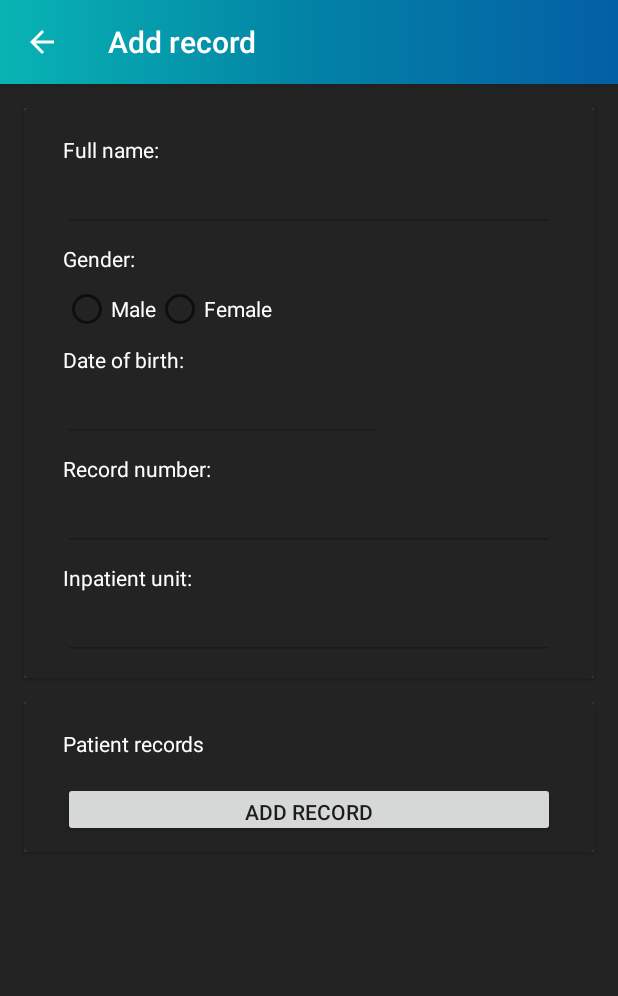
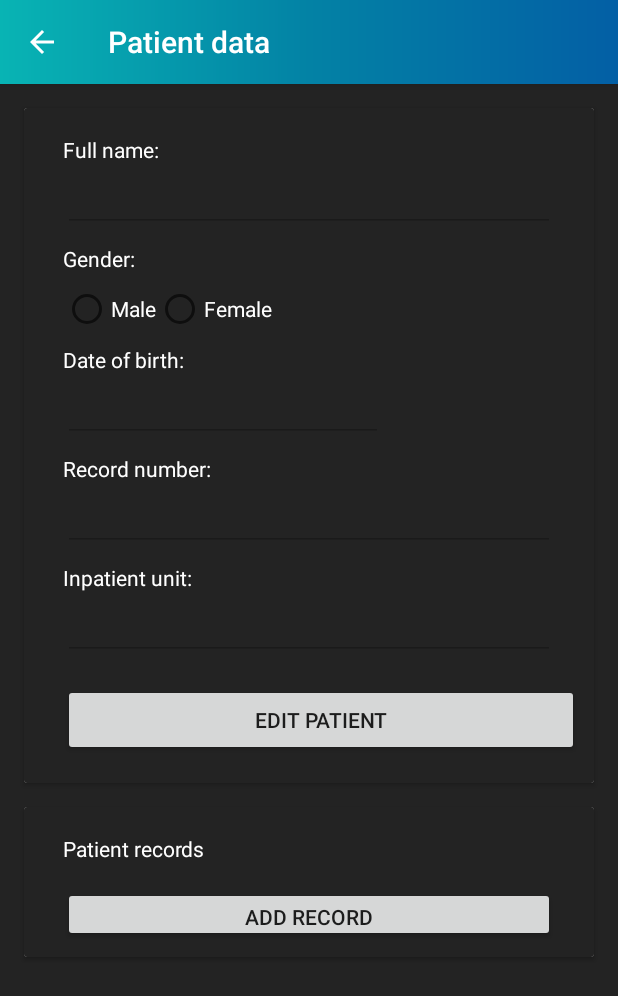
Before and after one commit to audreybenetti/Cogitare, an Android app: the VerPacienteActivity screen opened directly, with no data from a screen before it, on a phone screen of 412 x 824 dp. Shown: the top 996 px of the screen. Run offline under Robolectric (Android 15) with nearby library versions, the phone set to English and light mode, and no system bars; 1 statement that could not run was skipped.

Commit message:
Adiciona avaliação.

```diff
--- a/app/src/main/AndroidManifest.xml
+++ b/app/src/main/AndroidManifest.xml
@@ -15,7 +15,10 @@
             android:name=".ConfiguracoesActivity"
             android:exported="false" />
         <activity
-            android:name=".AdicionarRegistroActivity"
+            android:name=".VerPacienteActivity"
+            android:exported="false" />
+        <activity
+            android:name=".AdicionarAvaliacaoActivity"
             android:exported="false" />
         <activity
             android:name=".CadastrarPacienteActivity"
--- a/app/src/main/java/br/com/cogitare/ListarPacientesActivity.java
+++ b/app/src/main/java/br/com/cogitare/ListarPacientesActivity.java
@@ -47,7 +47,7 @@ public class ListarPacientesActivity extends AppCompatActivity {
 
         listViewPacientes.setOnItemClickListener((parent, view, position, id) -> {
             Paciente pacientes = (Paciente) parent.getItemAtPosition(position);
-            CadastrarPacienteActivity.editarPaciente(ListarPacientesActivity.this,
+            VerPacienteActivity.verPaciente(ListarPacientesActivity.this,
                     pacientes);
         });
 
@@ -117,7 +117,7 @@ public class ListarPacientesActivity extends AppCompatActivity {
                 excluirPaciente(paciente);
                 return true;
             case R.id.menuItemRegistro:
-                AdicionarRegistroActivity.adicionarRegistro(this,
+                VerPacienteActivity.verPaciente(this,
                         paciente);
                 return true;
             default:
--- a/app/src/main/java/br/com/cogitare/AdicionarRegistroActivity.java
+++ b/app/src/main/java/br/com/cogitare/VerPacienteActivity.java
@@ -1,43 +1,42 @@
 package br.com.cogitare;
 
 import android.app.Activity;
-import android.app.DatePickerDialog;
 import android.content.Intent;
 import android.os.Bundle;
 import android.support.v7.app.ActionBar;
 import android.support.v7.app.AppCompatActivity;
-import android.view.MenuItem;
-import android.widget.CheckBox;
+import android.view.View;
+import android.widget.Button;
 import android.widget.EditText;
 import android.widget.RadioGroup;
-import android.widget.Spinner;
-
-import java.util.Calendar;
 
 import br.com.cogitare.model.GeneroEnum;
 import br.com.cogitare.model.Paciente;
 import br.com.cogitare.persistence.PacientesDatabase;
 import br.com.cogitare.utils.UtilsDate;
 
-public class AdicionarRegistroActivity extends AppCompatActivity{
+public class VerPacienteActivity extends AppCompatActivity{
 
     public static final String ID      = "ID";
 
     private RadioGroup radioGroupGeneros;
     private EditText editNome, editData, editProntuario, editUnidade;
+    private Button buttonPaciente, buttonRegistro;
     private Paciente paciente;
 
     @Override
     protected void onCreate(Bundle savedInstanceState) {
         super.onCreate(savedInstanceState);
-        setContentView(R.layout.acitivity_adicionar_registro);
-        setTitle("Add record");
+        setContentView(R.layout.activity_ver_paciente);
+        setTitle("Patient data");
 
         radioGroupGeneros = findViewById(R.id.groupGeneros);
         editNome = findViewById(R.id.edit_nome);
         editProntuario = findViewById(R.id.edit_prontuario);
         editUnidade = findViewById(R.id.edit_unidade_internacao);
         editData = findViewById(R.id.edit_data);
+        buttonPaciente = findViewById(R.id.buttonEditPatient);
+        buttonRegistro = findViewById(R.id.buttonAddRegistro);
 
         Intent intent = getIntent();
         Bundle bundle = intent.getExtras();
@@ -46,8 +45,8 @@ public class AdicionarRegistroActivity extends AppCompatActivity{
         configuraBottomUp();
     }
 
-    public static void adicionarRegistro(AppCompatActivity activity, Paciente paciente) {
-        Intent intent = new Intent(activity, AdicionarRegistroActivity.class);
+    public static void verPaciente(AppCompatActivity activity, Paciente paciente) {
+        Intent intent = new Intent(activity, VerPacienteActivity.class);
         intent.putExtra(ID, paciente.getId());
         activity.startActivity(intent);
     }
@@ -58,9 +57,17 @@ public class AdicionarRegistroActivity extends AppCompatActivity{
 
         editNome.setText(paciente.getNome());
         editProntuario.setText(paciente.getNumeroProntuario().toString());
-        editData.setText(UtilsDate.formatDate(AdicionarRegistroActivity.this, paciente.getDataNascimento()));
+        editData.setText(UtilsDate.formatDate(VerPacienteActivity.this, paciente.getDataNascimento()));
         radioGroupGeneros.check(paciente.getSexo() == GeneroEnum.MASCULINO ? R.id.buttonMasculino : R.id.buttonFeminino);
         editUnidade.setText(paciente.getUnidadeInternacao());
+    }
+
+    public void editarPaciente(View view){
+        CadastrarPacienteActivity.editarPaciente(VerPacienteActivity.this, paciente);
+    }
+
+    public void adicionarAvaliacao(View view){
+        AdicionarAvaliacaoActivity.adicionarAvaliacao(VerPacienteActivity.this);
     }
 
     private void configuraBottomUp() {
@@ -76,5 +83,4 @@ public class AdicionarRegistroActivity extends AppCompatActivity{
         finish();
     }
 
-
 }
--- /dev/null
+++ b/app/src/main/java/br/com/cogitare/model/RitmoCardiacoEnum.java
@@ -0,0 +1,6 @@
+package br.com.cogitare.model;
+
+public enum RitmoCardiacoEnum {
+    REGULAR,
+    IRREGULAR
+}
--- a/app/src/main/res/layout/acitivity_adicionar_registro.xml
+++ b/app/src/main/res/layout/activity_ver_paciente.xml
@@ -6,13 +6,13 @@
     style="@style/SCREEN"
     android:layout_width="match_parent"
     android:layout_height="match_parent"
-    tools:context=".CadastrarPacienteActivity">
+    tools:context=".VerPacienteActivity">
 
     <android.support.v7.widget.CardView
         android:id="@+id/card_view_cadastro"
         style="@style/SCREEN"
         android:layout_width="match_parent"
-        android:layout_height="380dp"
+        android:layout_height="450dp"
         android:layout_marginStart="16dp"
         android:layout_marginLeft="16dp"
         android:layout_marginTop="16dp"
@@ -25,8 +25,7 @@
         <android.support.constraint.ConstraintLayout
             style="@style/SCREEN"
             android:layout_width="match_parent"
-            android:layout_height="380dp"
-            android:clickable="false"
+            android:layout_height="450dp"
             android:orientation="vertical"
             android:padding="10dp"
             android:saveEnabled="false">
@@ -187,6 +186,18 @@
                 app:layout_constraintStart_toStartOf="parent"
                 app:layout_constraintTop_toBottomOf="@+id/view_data_nascimento" />
 
+            <Button
+                android:id="@+id/buttonEditPatient"
+                android:layout_width="match_parent"
+                android:layout_height="wrap_content"
+                android:layout_marginStart="16dp"
+                android:layout_marginLeft="16dp"
+                android:layout_marginTop="16dp"
+                android:onClick="editarPaciente"
+                android:text="Edit patient"
+                app:layout_constraintStart_toStartOf="parent"
+                app:layout_constraintTop_toBottomOf="@+id/edit_unidade_internacao" />
+
         </android.support.constraint.ConstraintLayout>
     </android.support.v7.widget.CardView>
 
@@ -220,7 +231,7 @@
                 android:text="@string/registros_paciente" />
 
             <Button
-                android:id="@+id/button"
+                android:id="@+id/buttonAddRegistro"
                 android:layout_width="match_parent"
                 android:layout_height="wrap_content"
                 android:layout_marginStart="16dp"
@@ -228,6 +239,7 @@
                 android:layout_marginTop="16dp"
                 android:layout_marginEnd="16dp"
                 android:layout_marginRight="16dp"
+                android:onClick="adicionarAvaliacao"
                 android:text="@string/adicionar_registro" />
 
         </android.support.v7.widget.LinearLayoutCompat>
--- a/app/src/main/res/menu/listar_pacientes_item_selecionado.xml
+++ b/app/src/main/res/menu/listar_pacientes_item_selecionado.xml
@@ -12,5 +12,5 @@
     <item
         android:id="@+id/menuItemRegistro"
         android:icon="@android:drawable/ic_menu_add"
-        android:title="@string/adicionar_registro" />
+        android:title="@string/open_patient" />
 </menu>
--- a/app/src/main/res/values/strings.xml
+++ b/app/src/main/res/values/strings.xml
@@ -48,5 +48,6 @@
     <string name="nao">NO</string>
     <string name="registros_paciente">Patient records</string>
     <string name="adicionar_registro">Add record</string>
+    <string name="open_patient">Open patient</string>
 
 </resources>
```
Also changed, not shown: app/src/main/java/br/com/cogitare/AdicionarAvaliacaoActivity.java (added, +59 -0 lines), app/src/main/java/br/com/cogitare/model/Avaliacao.java (added, +46 -0 lines), app/src/main/res/layout/activity_adicionar_avaliacao.xml (added, +79 -0 lines), 1 other file.
